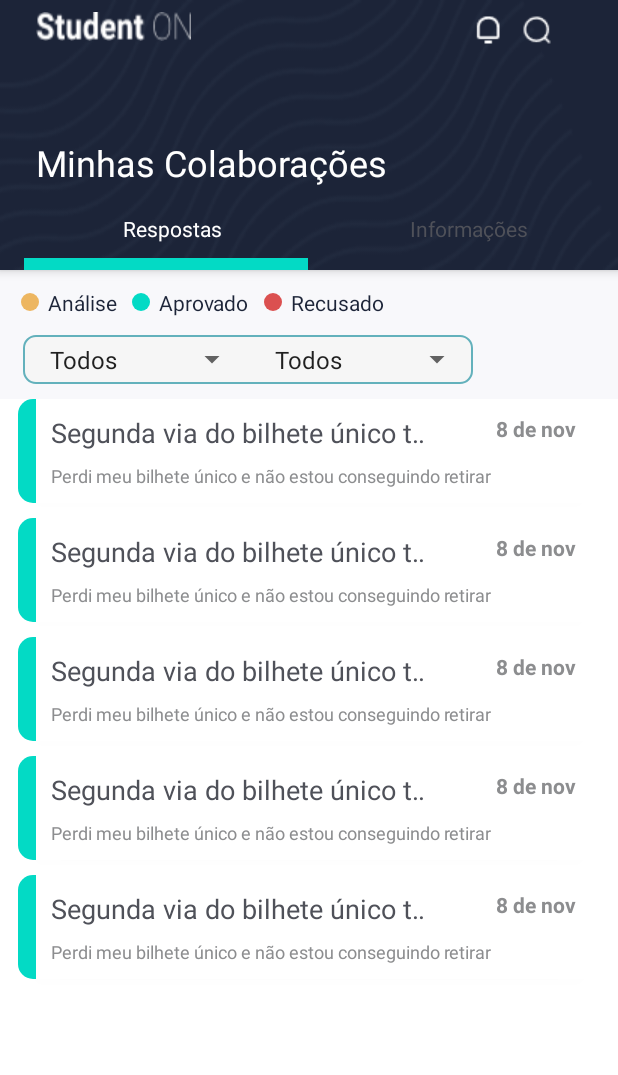
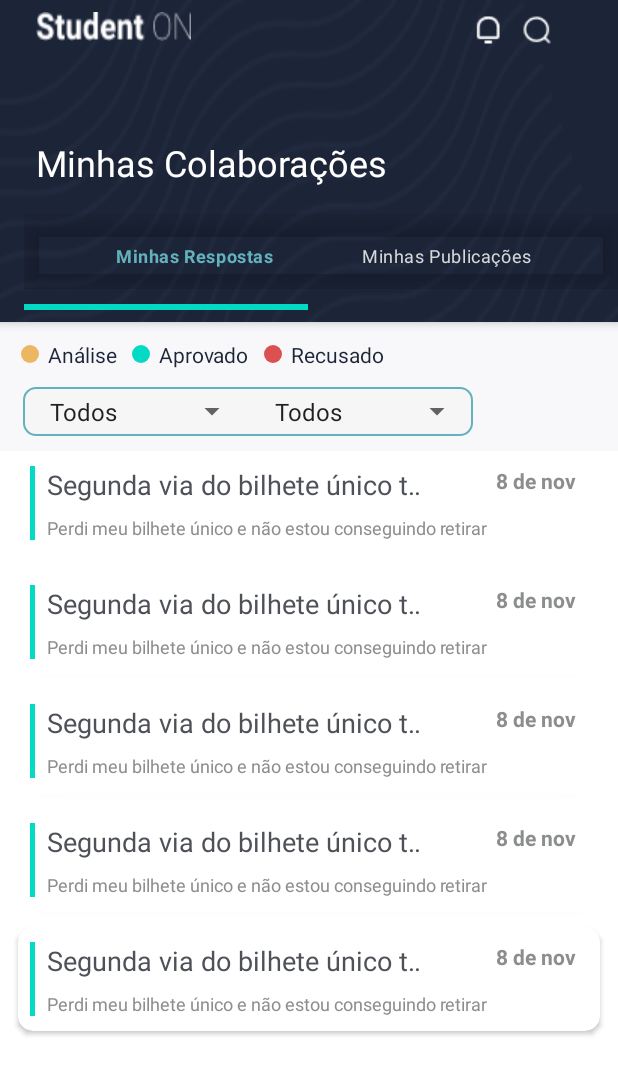
Before and after one commit to kennedyf2k/forum-sptech-android-client, an Android app: the layout fragment_perguntas.xml on its own in the app's theme, with its tools: preview values and no code run, on a phone screen of 412 x 824 dp. Shown: the top 1075 px of the screen. Run offline under Robolectric (Android 15) with nearby library versions, the phone set to English and light mode, and no system bars.

Commit message:
PERGUNTAS COM NAVEGAÇÃO - FEED COM PUBLI DE CALOURO AJUSTADA

```diff
--- a/app/src/main/java/br/com/studenton/LoginActivity.kt
+++ b/app/src/main/java/br/com/studenton/LoginActivity.kt
@@ -2,6 +2,7 @@ package br.com.studenton
 
 import android.app.Activity
 import android.content.Intent
+import android.content.SharedPreferences
 import androidx.appcompat.app.AppCompatActivity
 import android.os.Bundle
 import android.util.Log
@@ -128,6 +129,8 @@ class LoginActivity : AppCompatActivity() {
 
         editor.apply()
 
+        println("ID LOGADO " + dados.idUsuario)
+
         if(preferences.getBoolean("aceitouTermos", false)){
 
             irActivity(MainActivity())
--- a/app/src/main/java/br/com/studenton/adapter/AdapterPerguntasResponse.kt
+++ b/app/src/main/java/br/com/studenton/adapter/AdapterPerguntasResponse.kt
@@ -14,6 +14,7 @@ import br.com.studenton.domain.Publicacao
 
 class AdapterPerguntasResponse(
     private val acesso: Int,
+    private val idUsuario: Int,
 ) : RecyclerView.Adapter<AdapterPerguntasResponse.PerguntaHolder>(){
 
     private var perguntas : MutableList<Publicacao> = mutableListOf()
@@ -31,9 +32,7 @@ class AdapterPerguntasResponse(
         val descricao = itemView.findViewById<TextView>(R.id.txt_desc_pergunta)
         val date_pg = itemView.findViewById<TextView>(R.id.txt_date_pergunta)
         val status_color = itemView.findViewById<TextView>(R.id.status)
-        val navResposta = itemView.findViewById<TextView>(R.id.gestao_perguntas)
-        val navPublicacao = itemView.findViewById<TextView>(R.id.gestao_perguntas_publicacoes)
-        val navTitulo = itemView.findViewById<TextView>(R.id.nav_titulo)
+
 
     }
 
--- a/app/src/main/java/br/com/studenton/repository/Rest.kt
+++ b/app/src/main/java/br/com/studenton/repository/Rest.kt
@@ -5,8 +5,8 @@ import retrofit2.converter.gson.GsonConverterFactory
 
 object Rest {
 
-    //var baseURL = "http://52.205.107.174:8080/"
-    var baseURL = "https://sptechforum-backend.azurewebsites.net/"
+    var baseURL = "http://52.205.107.174:8080/"
+   //  var baseURL = "https://sptechforum-backend.azurewebsites.net/"
 
     inline fun<reified T> getInstance(): T {
 
--- a/app/src/main/java/br/com/studenton/services/PublicacaoService.kt
+++ b/app/src/main/java/br/com/studenton/services/PublicacaoService.kt
@@ -9,6 +9,9 @@ interface PublicacaoService {
 
     @GET("publicacoes/ordenado")
     fun getAllpublicacoes(): Call<MutableList<Publicacao>>
+
+    @GET("publicacoes/fltro-status")
+    fun getAllPublicacoesAprovadas(@Query("status") status: Int): Call<MutableList<Publicacao>>
 
     @GET("publicacoes/filtro-categoria")
     fun getpublicacoesByCategoria(@Query("idCategoria") idCategoria: Int): Call<MutableList<Publicacao>>
--- a/app/src/main/res/layout/fragment_pergunta_simple_item.xml
+++ b/app/src/main/res/layout/fragment_pergunta_simple_item.xml
@@ -19,9 +19,12 @@
             android:id="@+id/status"
             android:layout_width="wrap_content"
             android:layout_height="match_parent"
-            android:width="12dp"
+            android:width="3dp"
+            android:layout_marginHorizontal="8dp"
+            android:layout_marginVertical="10dp"
             android:background="@color/teal_200"
-            android:layout_marginEnd="10dp"/>
+          />
+
 
         <RelativeLayout
             android:layout_width="match_parent"
--- a/app/src/main/res/layout/fragment_perguntas.xml
+++ b/app/src/main/res/layout/fragment_perguntas.xml
@@ -101,30 +101,18 @@
                     android:layout_marginVertical="10dp"
                     >
 
+                    <com.google.android.material.bottomnavigation.BottomNavigationView
 
-                    <TextView
-                        android:id="@+id/gestao_perguntas"
+                        android:id="@+id/bottom_nav2"
                         android:layout_width="match_parent"
-                        android:layout_height="match_parent"
-                        android:layout_weight="1"
-                        android:textAlignment="center"
-                        android:text="Respostas"
+                        android:layout_height="50dp"
+                        android:layout_below="@+id/img_lupa"
+                        android:background="@color/full_tranparent"
+                        android:paddingBottom="7dp"
 
-                        android:textColor="@color/white"
-                        android:textSize="14dp"
-                        />
+                        app:itemTextColor="@drawable/main_item_selected"
+                        app:menu="@menu/menu_perguntas_veterano"
 
-
-                    <TextView
-                        android:id="@+id/gestao_perguntas_publicacoes"
-                        android:layout_width="match_parent"
-                        android:layout_height="match_parent"
-                        android:layout_weight="1"
-                        android:textAlignment="center"
-                        android:text="Informações"
-
-                        android:textColor="@color/darkerGray"
-                        android:textSize="14dp"
                         />
 
 
@@ -140,7 +128,7 @@
                         android:id="@+id/gestao_perguntas_sublinhado"
                         android:layout_width="match_parent"
                         android:layout_weight="1"
-                        android:layout_height="8dp"
+                        android:layout_height="4dp"
                         android:background="@color/teal_200"
                         android:visibility="visible"
                         />
@@ -149,12 +137,39 @@
                         android:id="@+id/gestao_perguntas_publicacoes_sublinhado"
                         android:layout_width="match_parent"
                         android:layout_weight="1"
-                        android:layout_height="8dp"
+                        android:layout_height="4dp"
                         android:background="@color/teal_200"
                         android:visibility="invisible"
                         />
 
                 </LinearLayout>
+                <LinearLayout
+                    android:id="@+id/sublinhado_calouro"
+                    android:layout_width="match_parent"
+                    android:layout_height="wrap_content"
+                    android:orientation="horizontal"
+                    android:layout_marginEnd="18dp">
+
+                    <TextView
+
+                        android:layout_width="match_parent"
+                        android:layout_weight="1"
+                        android:layout_height="8dp"
+
+                        android:visibility="visible"
+                        />
+
+                    <TextView
+
+                        android:layout_width="match_parent"
+                        android:layout_weight="1"
+                        android:layout_height="8dp"
+
+                        android:visibility="invisible"
+                        />
+
+                </LinearLayout>
+
 
 
 
--- /dev/null
+++ b/app/src/main/res/menu/menu_perguntas_veterano.xml
@@ -0,0 +1,19 @@
+<?xml version="1.0" encoding="utf-8"?>
+<menu xmlns:android="http://schemas.android.com/apk/res/android">
+
+    <item
+
+        android:id="@+id/perguntas_menu_respostas"
+        android:title="@string/perguntas_menu_respostas"
+
+    />
+
+    <item
+
+        android:id="@+id/perguntas_menu_informaçoes"
+        android:title="@string/perguntas_menu_informacoes"
+
+    />
+
+
+</menu>
--- a/app/src/main/res/values/colors.xml
+++ b/app/src/main/res/values/colors.xml
@@ -9,6 +9,7 @@
     <color name="black">#FF000000</color>
     <color name="white">#FFFFFFFF</color>
     <color name="full_tranparent">#0000ffff</color>
+    <color name="full_tranparent2">#00000000</color>
     <color name="dark_blue">#1C2438</color>
     <color name="cinza_borda">#7A7A7A</color>
     <color name="vermelho">#DB5050</color>
--- a/app/src/main/res/values/strings.xml
+++ b/app/src/main/res/values/strings.xml
@@ -142,5 +142,9 @@
     <string name="deletar_salvo_title">Publicação salva apagada</string>
     <string name="deletar_salvo_text">Publicação salva foi apagada com sucesso da sua lista!</string>
 
+    <!-- PERGUNTAS -->
+    <string name="perguntas_menu_respostas">Minhas Respostas</string>
+    <string name="perguntas_menu_informacoes">Minhas Publicações</string>
+
 
 </resources>
```
Also changed, not shown: app/src/main/java/br/com/studenton/adapter/AdapterPublicacaoResponse.kt (+26 -8 lines), app/src/main/java/br/com/studenton/fragments/FeedFragment.kt (+10 -1 lines), app/src/main/java/br/com/studenton/fragments/PerguntasFragment.kt (+136 -9 lines).
